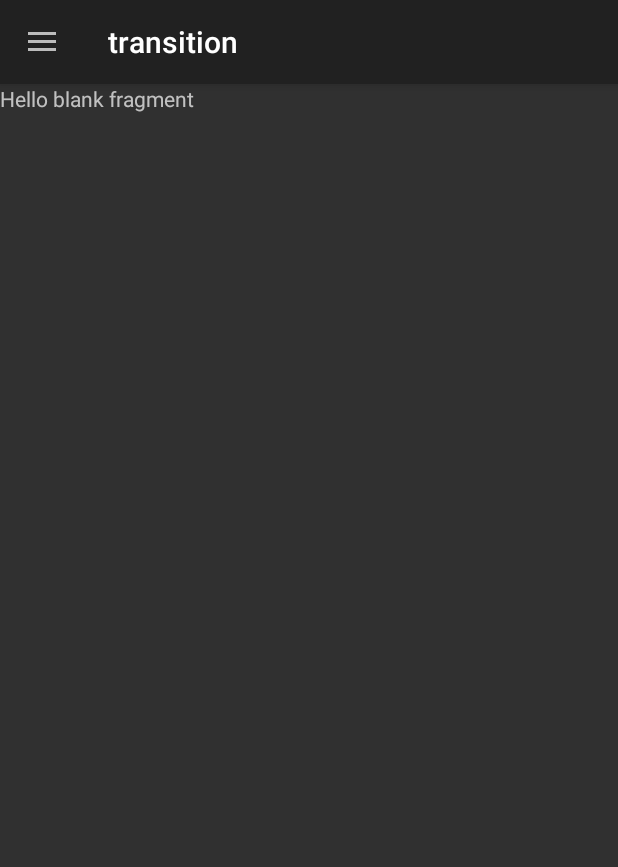
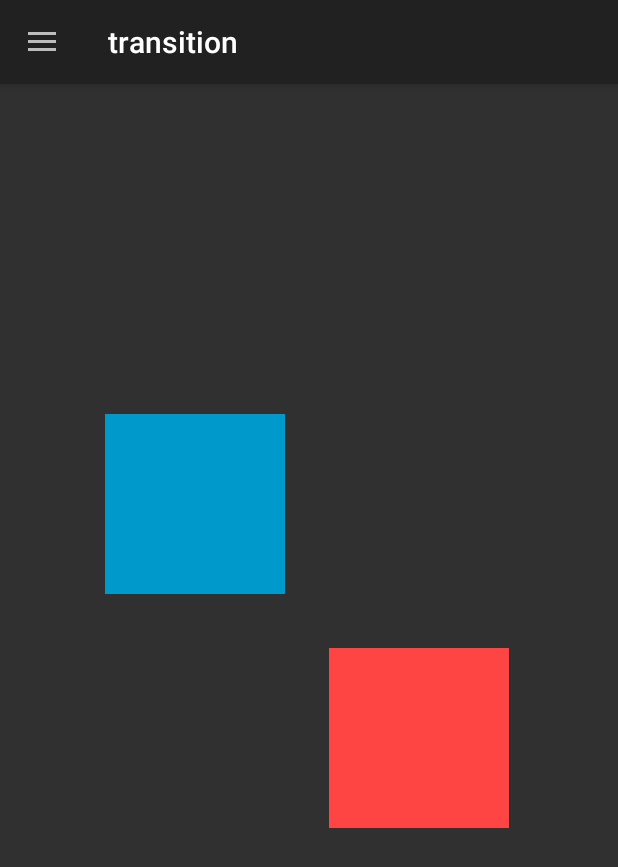
Before and after one commit to rqYue/Application56, an Android app: the TransitionFragment screen opened through its navigation route, on a phone screen of 412 x 824 dp. Shown: the top 867 px of the screen. Run offline under Robolectric (Android 15) with nearby library versions, the phone set to English and light mode, and no system bars; our stand-ins replace navigation-ui.

Commit message:
add: 增加过渡的动态效果

```diff
--- a/app/src/main/res/layout/fragment_transition.xml
+++ b/app/src/main/res/layout/fragment_transition.xml
@@ -1,14 +1,35 @@
 <?xml version="1.0" encoding="utf-8"?>
-<FrameLayout xmlns:android="http://schemas.android.com/apk/res/android"
+<androidx.constraintlayout.motion.widget.MotionLayout xmlns:android="http://schemas.android.com/apk/res/android"
+    xmlns:app="http://schemas.android.com/apk/res-auto"
     xmlns:tools="http://schemas.android.com/tools"
+    android:id="@+id/transitionMotionLayout"
     android:layout_width="match_parent"
     android:layout_height="match_parent"
-    tools:context=".fragment.TransitionFragment">
+    app:layoutDescription="@xml/fragment_transition_scene"
+    tools:context=".fragment.TransitionFragment" >
 
-    <!-- TODO: Update blank fragment layout -->
-    <TextView
-        android:layout_width="match_parent"
-        android:layout_height="match_parent"
-        android:text="@string/hello_blank_fragment" />
+    <View
+        android:id="@+id/view1"
+        android:layout_width="120dp"
+        android:layout_height="120dp"
+        android:background="@android:color/holo_blue_dark"
+        app:layout_constraintBottom_toBottomOf="parent"
+        app:layout_constraintEnd_toEndOf="parent"
+        app:layout_constraintHorizontal_bias="0.24"
+        app:layout_constraintStart_toStartOf="parent"
+        app:layout_constraintTop_toTopOf="parent"
+        app:layout_constraintVertical_bias="0.34" />
 
-</FrameLayout>
+    <View
+        android:id="@+id/view2"
+        android:layout_width="120dp"
+        android:layout_height="120dp"
+        android:background="@android:color/holo_red_light"
+        app:layout_constraintBottom_toBottomOf="parent"
+        app:layout_constraintEnd_toEndOf="parent"
+        app:layout_constraintHorizontal_bias="0.75"
+        app:layout_constraintStart_toStartOf="parent"
+        app:layout_constraintTop_toTopOf="parent"
+        app:layout_constraintVertical_bias="0.58" />
+
+</androidx.constraintlayout.motion.widget.MotionLayout>
--- /dev/null
+++ b/app/src/main/res/xml/fragment_transition_scene.xml
@@ -0,0 +1,94 @@
+<?xml version="1.0" encoding="utf-8"?>
+<MotionScene
+    xmlns:android="http://schemas.android.com/apk/res/android"
+    xmlns:motion="http://schemas.android.com/apk/res-auto">
+
+    <Transition
+        motion:constraintSetEnd="@+id/end"
+        motion:constraintSetStart="@id/start"
+        motion:duration="500">
+       <KeyFrameSet>
+       </KeyFrameSet>
+        <OnClick motion:targetId="@id/view1" />
+    </Transition>
+
+    <ConstraintSet android:id="@+id/start">
+        <Constraint
+            android:layout_height="120dp"
+            motion:layout_constraintStart_toStartOf="parent"
+            motion:layout_constraintTop_toTopOf="parent"
+            motion:layout_constraintBottom_toBottomOf="parent"
+            motion:layout_constraintHorizontal_bias="0.75"
+            motion:layout_constraintEnd_toEndOf="parent"
+            android:layout_width="120dp"
+            android:id="@+id/view2"
+            motion:layout_constraintVertical_bias="0.58" />
+        <Constraint
+            android:id="@+id/view1"
+            motion:layout_constraintEnd_toEndOf="parent"
+            android:layout_width="120dp"
+            android:layout_height="120dp"
+            motion:layout_constraintBottom_toBottomOf="parent"
+            motion:layout_constraintVertical_bias="0.34"
+            motion:layout_constraintHorizontal_bias="0.24"
+            motion:layout_constraintTop_toTopOf="parent"
+            motion:layout_constraintStart_toStartOf="parent" />
+    </ConstraintSet>
+
+    <ConstraintSet android:id="@+id/end">
+        <Constraint
+            android:id="@+id/view1"
+            motion:layout_constraintEnd_toEndOf="parent"
+            android:layout_width="120dp"
+            android:layout_height="120dp"
+            motion:layout_constraintBottom_toBottomOf="parent"
+            motion:layout_constraintVertical_bias="0.5"
+            motion:layout_constraintHorizontal_bias="0.5"
+            motion:layout_constraintTop_toTopOf="parent"
+            motion:layout_constraintStart_toStartOf="parent"
+            android:scaleX="2"
+            android:scaleY="2" />
+        <Constraint
+            motion:layout_constraintVertical_bias="0.58"
+            android:layout_height="120dp"
+            motion:layout_constraintStart_toStartOf="parent"
+            motion:layout_constraintTop_toTopOf="parent"
+            motion:layout_constraintBottom_toBottomOf="parent"
+            motion:layout_constraintHorizontal_bias="0.75"
+            motion:layout_constraintEnd_toEndOf="parent"
+            android:layout_width="120dp"
+            android:id="@+id/view2"
+            android:alpha="0" />
+    </ConstraintSet>
+    <ConstraintSet
+        android:id="@+id/side"
+        motion:deriveConstraintsFrom="@+id/start" >
+        <Constraint
+            motion:layout_constraintVertical_bias="0.163"
+            android:layout_height="120dp"
+            motion:layout_constraintStart_toStartOf="parent"
+            motion:layout_constraintTop_toTopOf="parent"
+            motion:layout_constraintBottom_toBottomOf="parent"
+            motion:layout_constraintHorizontal_bias="0.106"
+            motion:layout_constraintEnd_toEndOf="parent"
+            android:layout_width="120dp"
+            android:id="@+id/view1" />
+        <Constraint
+            motion:layout_constraintVertical_bias="0.746"
+            android:layout_height="120dp"
+            motion:layout_constraintStart_toStartOf="parent"
+            motion:layout_constraintTop_toTopOf="parent"
+            motion:layout_constraintBottom_toBottomOf="parent"
+            motion:layout_constraintHorizontal_bias="0.106"
+            motion:layout_constraintEnd_toEndOf="parent"
+            android:layout_width="120dp"
+            android:id="@+id/view2" />
+    </ConstraintSet>
+    <Transition
+        motion:constraintSetStart="@+id/start"
+        motion:constraintSetEnd="@+id/side"
+        motion:duration="500">
+        <OnSwipe motion:dragDirection="dragStart" />
+        <OnClick motion:targetId="@id/view2" />
+    </Transition>
+</MotionScene>
```
